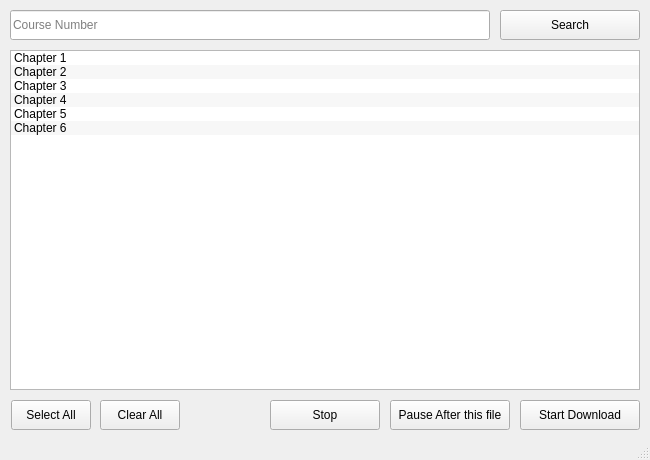
This is resources/download.ui in JithinPavithran/EasyNPTEL as Qt 5 draws it before an edit. The edited form follows.
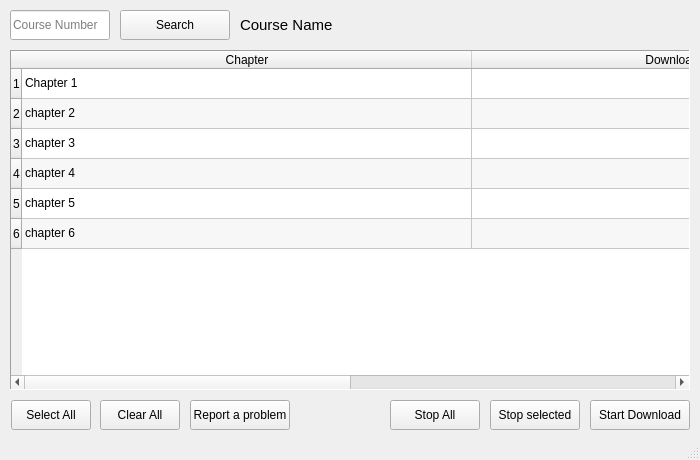
This is the edited form.

Commit message: Development, Download

```diff
--- a/resources/download.ui
+++ b/resources/download.ui
@@ -6,7 +6,7 @@
    <rect>
     <x>0</x>
     <y>0</y>
-    <width>650</width>
+    <width>700</width>
     <height>460</height>
    </rect>
   </property>
@@ -18,13 +18,13 @@
   </property>
   <property name="minimumSize">
    <size>
-    <width>650</width>
+    <width>700</width>
     <height>460</height>
    </size>
   </property>
   <property name="maximumSize">
    <size>
-    <width>650</width>
+    <width>700</width>
     <height>460</height>
    </size>
   </property>
@@ -35,22 +35,22 @@
    <widget class="QPushButton" name="pauseBtn">
     <property name="geometry">
      <rect>
-      <x>390</x>
+      <x>490</x>
       <y>400</y>
-      <width>120</width>
+      <width>90</width>
       <height>30</height>
      </rect>
     </property>
     <property name="text">
-     <string>Pause After this file</string>
+     <string>Stop selected</string>
     </property>
    </widget>
    <widget class="QPushButton" name="stopBtn">
     <property name="geometry">
      <rect>
-      <x>270</x>
+      <x>390</x>
       <y>400</y>
-      <width>110</width>
+      <width>90</width>
       <height>30</height>
      </rect>
     </property>
@@ -58,7 +58,7 @@
      <bool>false</bool>
     </property>
     <property name="text">
-     <string>Stop</string>
+     <string>Stop All</string>
     </property>
    </widget>
    <widget class="QPushButton" name="clearAllBtn">
@@ -87,15 +87,97 @@
      <string>Select All</string>
     </property>
    </widget>
-   <widget class="QListWidget" name="chapterList">
+   <widget class="QPushButton" name="downloadBtn">
+    <property name="geometry">
+     <rect>
+      <x>590</x>
+      <y>400</y>
+      <width>100</width>
+      <height>30</height>
+     </rect>
+    </property>
+    <property name="text">
+     <string>Start Download</string>
+    </property>
+   </widget>
+   <widget class="QLineEdit" name="courseNo">
+    <property name="geometry">
+     <rect>
+      <x>10</x>
+      <y>10</y>
+      <width>100</width>
+      <height>30</height>
+     </rect>
+    </property>
+    <property name="inputMask">
+     <string/>
+    </property>
+    <property name="maxLength">
+     <number>9</number>
+    </property>
+    <property name="placeholderText">
+     <string>Course Number</string>
+    </property>
+   </widget>
+   <widget class="QPushButton" name="searchBtn">
+    <property name="geometry">
+     <rect>
+      <x>120</x>
+      <y>10</y>
+      <width>110</width>
+      <height>30</height>
+     </rect>
+    </property>
+    <property name="text">
+     <string>Search</string>
+    </property>
+   </widget>
+   <widget class="QPushButton" name="reportBtn">
+    <property name="geometry">
+     <rect>
+      <x>190</x>
+      <y>400</y>
+      <width>100</width>
+      <height>30</height>
+     </rect>
+    </property>
+    <property name="text">
+     <string>Report a problem</string>
+    </property>
+   </widget>
+   <widget class="QLabel" name="courseNameLabel">
+    <property name="geometry">
+     <rect>
+      <x>240</x>
+      <y>10</y>
+      <width>450</width>
+      <height>30</height>
+     </rect>
+    </property>
+    <property name="font">
+     <font>
+      <pointsize>11</pointsize>
+     </font>
+    </property>
+    <property name="text">
+     <string>Course Name</string>
+    </property>
+   </widget>
+   <widget class="QTableWidget" name="chapterTable">
     <property name="geometry">
      <rect>
       <x>10</x>
       <y>50</y>
-      <width>630</width>
+      <width>680</width>
       <height>340</height>
      </rect>
     </property>
+    <property name="autoFillBackground">
+     <bool>true</bool>
+    </property>
+    <property name="frameShape">
+     <enum>QFrame::Panel</enum>
+    </property>
     <property name="editTriggers">
      <set>QAbstractItemView::NoEditTriggers</set>
     </property>
@@ -108,103 +190,92 @@
     <property name="selectionMode">
      <enum>QAbstractItemView::MultiSelection</enum>
     </property>
-    <property name="iconSize">
-     <size>
-      <width>0</width>
-      <height>0</height>
-     </size>
+    <property name="selectionBehavior">
+     <enum>QAbstractItemView::SelectItems</enum>
     </property>
-    <property name="resizeMode">
-     <enum>QListView::Adjust</enum>
+    <property name="textElideMode">
+     <enum>Qt::ElideNone</enum>
     </property>
-    <property name="spacing">
-     <number>2</number>
-    </property>
-    <property name="uniformItemSizes">
-     <bool>true</bool>
-    </property>
-    <property name="selectionRectVisible">
+    <attribute name="horizontalHeaderCascadingSectionResizes">
      <bool>false</bool>
-    </property>
-    <property name="currentRow">
-     <number>-1</number>
-    </property>
-    <item>
+    </attribute>
+    <attribute name="horizontalHeaderDefaultSectionSize">
+     <number>450</number>
+    </attribute>
+    <attribute name="horizontalHeaderStretchLastSection">
+     <bool>true</bool>
+    </attribute>
+    <row>
+     <property name="text">
+      <string>1</string>
+     </property>
+    </row>
+    <row>
+     <property name="text">
+      <string>2</string>
+     </property>
+    </row>
+    <row>
+     <property name="text">
+      <string>3</string>
+     </property>
+    </row>
+    <row>
+     <property name="text">
+      <string>4</string>
+     </property>
+    </row>
+    <row>
+     <property name="text">
+      <string>5</string>
+     </property>
+    </row>
+    <row>
+     <property name="text">
+      <string>6</string>
+     </property>
+    </row>
+    <column>
+     <property name="text">
+      <string>Chapter</string>
+     </property>
+    </column>
+    <column>
+     <property name="text">
+      <string>Download progress</string>
+     </property>
+    </column>
+    <item row="0" column="0">
      <property name="text">
       <string>Chapter 1</string>
      </property>
-     <property name="flags">
-      <set>ItemIsSelectable|ItemIsUserCheckable|ItemIsEnabled</set>
-     </property>
     </item>
-    <item>
+    <item row="1" column="0">
      <property name="text">
-      <string>Chapter 2</string>
+      <string>chapter 2</string>
      </property>
     </item>
-    <item>
+    <item row="2" column="0">
      <property name="text">
-      <string>Chapter 3</string>
+      <string>chapter 3</string>
      </property>
-     <property name="flags">
-      <set>ItemIsSelectable|ItemIsUserCheckable|ItemIsEnabled</set>
-     </property>
     </item>
-    <item>
+    <item row="3" column="0">
      <property name="text">
-      <string>Chapter 4</string>
+      <string>chapter 4</string>
      </property>
     </item>
-    <item>
+    <item row="4" column="0">
      <property name="text">
-      <string>Chapter 5</string>
+      <string>chapter 5</string>
      </property>
     </item>
-    <item>
+    <item row="5" column="0">
      <property name="text">
-      <string>Chapter 6</string>
+      <string>chapter 6</string>
      </property>
     </item>
    </widget>
-   <widget class="QPushButton" name="startDownloadBtn">
-    <property name="geometry">
-     <rect>
-      <x>520</x>
-      <y>400</y>
-      <width>120</width>
-      <height>30</height>
-     </rect>
-    </property>
-    <property name="text">
-     <string>Start Download</string>
-    </property>
-   </widget>
-   <widget class="QLineEdit" name="courseNo">
-    <property name="geometry">
-     <rect>
-      <x>10</x>
-      <y>10</y>
-      <width>480</width>
-      <height>30</height>
-     </rect>
-    </property>
-    <property name="placeholderText">
-     <string>Course Number</string>
-    </property>
-   </widget>
-   <widget class="QPushButton" name="searchBtn">
-    <property name="geometry">
-     <rect>
-      <x>500</x>
-      <y>10</y>
-      <width>140</width>
-      <height>30</height>
-     </rect>
-    </property>
-    <property name="text">
-     <string>Search</string>
-    </property>
-   </widget>
   </widget>
   <widget class="QStatusBar" name="statusbar"/>
  </widget>
```
Left out of the diff: 3 changed lines with no effect on the pictures. The commit also changes 11 other files.
